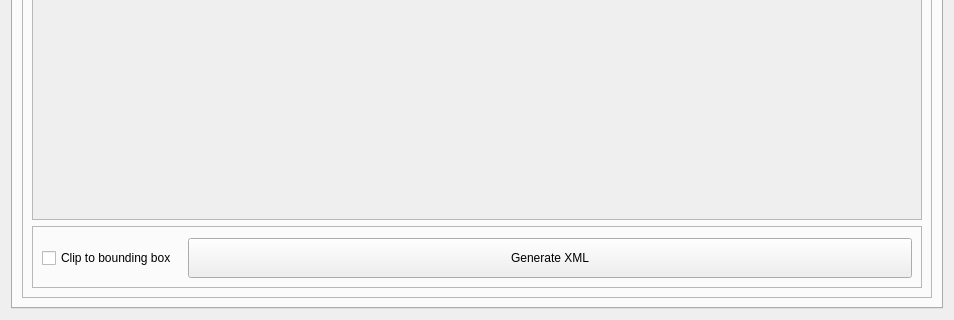
UncertainProd/FnF-Spritesheet-and-XML-Maker, file XmlPngUIFile.ui: the form before one commit; both pictures show x 0 to 954 and y 406 to 726 of the 954 by 726 pixel window.
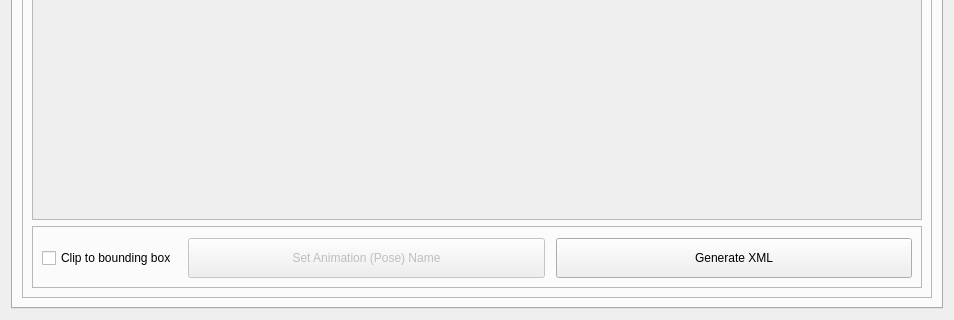
The form after the commit.

Commit message: Added basic multiselect

Diff of the .ui file:
```diff
--- a/XmlPngUIFile.ui
+++ b/XmlPngUIFile.ui
@@ -114,7 +114,7 @@
             <property name="frameShadow">
              <enum>QFrame::Raised</enum>
             </property>
-            <layout class="QHBoxLayout" name="horizontalLayout_4" stretch="0,1">
+            <layout class="QHBoxLayout" name="horizontalLayout_4" stretch="0,1,1">
              <property name="spacing">
               <number>11</number>
              </property>
@@ -131,6 +131,22 @@
                </property>
               </widget>
              </item>
+             <item>
+              <widget class="QPushButton" name="set_animation_button">
+               <property name="enabled">
+                <bool>false</bool>
+               </property>
+               <property name="minimumSize">
+                <size>
+                 <width>0</width>
+                 <height>40</height>
+                </size>
+               </property>
+               <property name="text">
+                <string>Set Animation (Pose) Name</string>
+               </property>
+              </widget>
+             </item>
              <item>
               <widget class="QPushButton" name="xml_generate_button">
                <property name="minimumSize">
```
The commit also changes 1 other file.
